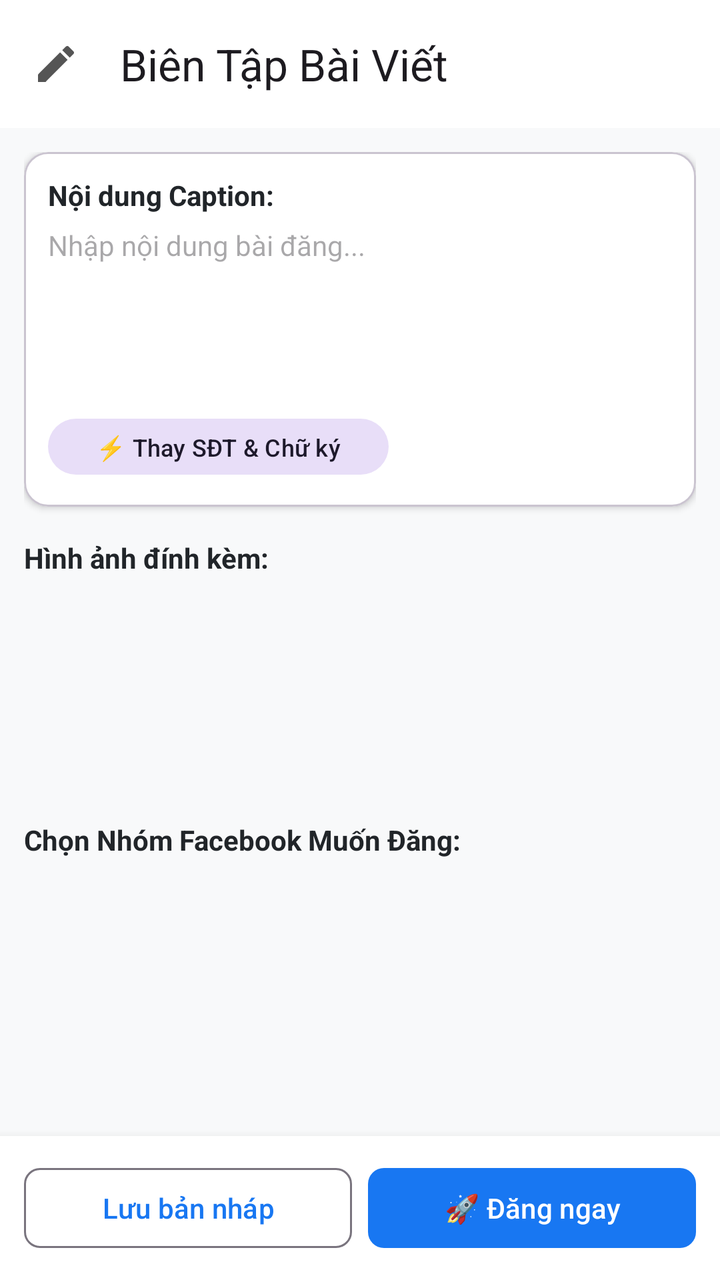
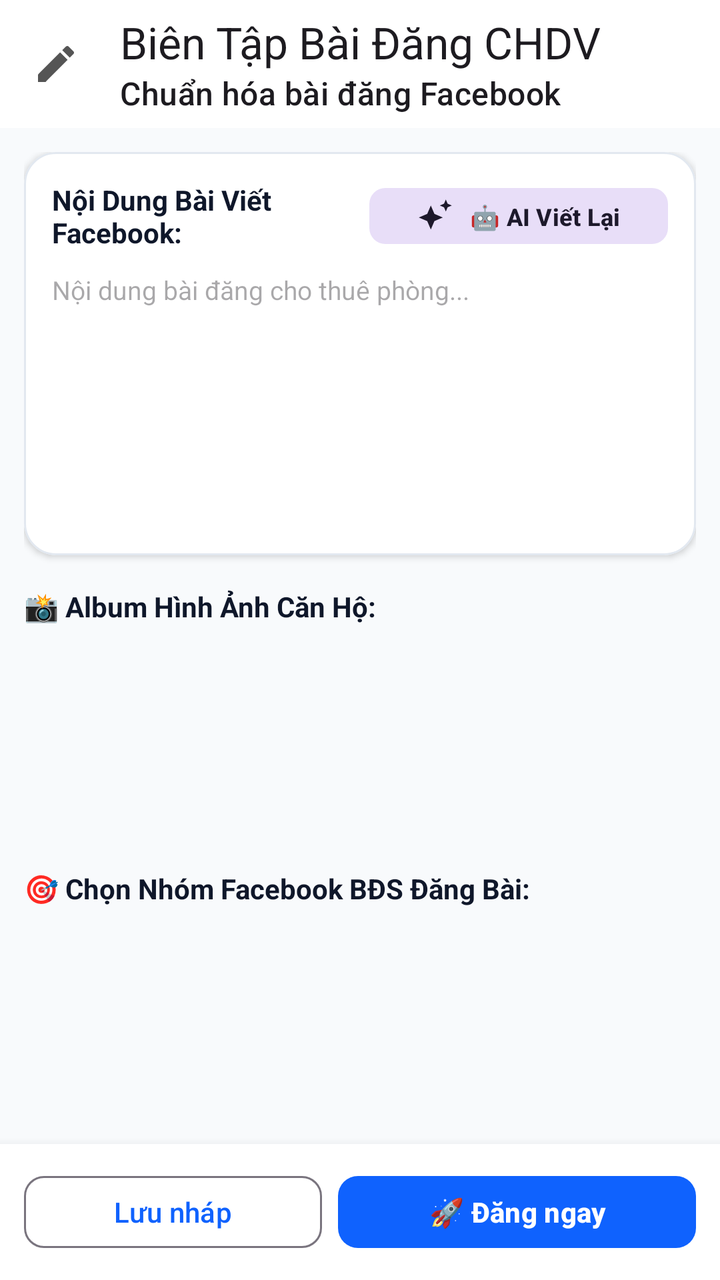

Compare the two renders of this Android layout. The source of the first and the diff that turns it into the second are given below.
<!-- AndroidManifest.xml: application theme Theme.Z2FBPostManager -->
<!-- res/layout/activity_post_editor.xml -->
<?xml version="1.0" encoding="utf-8"?>
<LinearLayout 
    xmlns:android="http://schemas.android.com/apk/res/android"
    xmlns:app="http://schemas.android.com/apk/res-auto"
    android:layout_width="match_parent"
    android:layout_height="match_parent"
    android:orientation="vertical"
    android:background="@color/background">

    <com.google.android.material.appbar.MaterialToolbar
        android:id="@+id/toolbar_editor"
        android:layout_width="match_parent"
        android:layout_height="?attr/actionBarSize"
        android:background="@color/surface"
        app:title="Biên Tập Bài Viết"
        app:navigationIcon="@drawable/ic_edit" />

    <ScrollView
        android:layout_width="match_parent"
        android:layout_height="0dp"
        android:layout_weight="1"
        android:padding="12dp">

        <LinearLayout
            android:layout_width="match_parent"
            android:layout_height="wrap_content"
            android:orientation="vertical">

            
            <com.google.android.material.card.MaterialCardView
                android:layout_width="match_parent"
                android:layout_height="wrap_content"
                app:cardCornerRadius="12dp"
                app:cardElevation="2dp"
                app:cardBackgroundColor="@color/surface">

                <LinearLayout
                    android:layout_width="match_parent"
                    android:layout_height="wrap_content"
                    android:orientation="vertical"
                    android:padding="12dp">

                    <TextView
                        android:layout_width="wrap_content"
                        android:layout_height="wrap_content"
                        android:text="Nội dung Caption:"
                        android:textStyle="bold"
                        android:textSize="14sp"
                        android:textColor="@color/text_primary" />

                    <EditText
                        android:id="@+id/et_caption"
                        android:layout_width="match_parent"
                        android:layout_height="wrap_content"
                        android:layout_marginTop="6dp"
                        android:minLines="5"
                        android:gravity="top"
                        android:background="@null"
                        android:hint="Nhập nội dung bài đăng..."
                        android:textSize="14sp"
                        android:textColor="@color/text_primary" />

                    <LinearLayout
                        android:layout_width="match_parent"
                        android:layout_height="wrap_content"
                        android:orientation="horizontal"
                        android:layout_marginTop="8dp">

                        <com.google.android.material.button.MaterialButton
                            android:id="@+id/btn_apply_rules"
                            android:layout_width="wrap_content"
                            android:layout_height="36dp"
                            android:text="⚡ Thay SĐT &amp; Chữ ký"
                            android:textSize="12sp"
                            style="@style/Widget.Material3.Button.TonalButton" />
                    </LinearLayout>
                </LinearLayout>
            </com.google.android.material.card.MaterialCardView>

            
            <TextView
                android:layout_width="wrap_content"
                android:layout_height="wrap_content"
                android:layout_marginTop="16dp"
                android:layout_marginBottom="6dp"
                android:text="Hình ảnh đính kèm:"
                android:textStyle="bold"
                android:textSize="14sp"
                android:textColor="@color/text_primary" />

            <androidx.recyclerview.widget.RecyclerView
                android:id="@+id/rv_editor_images"
                android:layout_width="match_parent"
                android:layout_height="100dp"
                android:orientation="horizontal" />

            
            <TextView
                android:layout_width="wrap_content"
                android:layout_height="wrap_content"
                android:layout_marginTop="16dp"
                android:layout_marginBottom="6dp"
                android:text="Chọn Nhóm Facebook Muốn Đăng:"
                android:textStyle="bold"
                android:textSize="14sp"
                android:textColor="@color/text_primary" />

            <androidx.recyclerview.widget.RecyclerView
                android:id="@+id/rv_editor_groups"
                android:layout_width="match_parent"
                android:layout_height="wrap_content"
                android:nestedScrollingEnabled="false" />

        </LinearLayout>
    </ScrollView>

    
    <LinearLayout
        android:layout_width="match_parent"
        android:layout_height="wrap_content"
        android:orientation="horizontal"
        android:padding="12dp"
        android:background="@color/surface"
        android:elevation="8dp">

        <com.google.android.material.button.MaterialButton
            android:id="@+id/btn_editor_save_draft"
            android:layout_width="0dp"
            android:layout_height="wrap_content"
            android:layout_weight="1"
            android:text="Lưu bản nháp"
            style="@style/Widget.Material3.Button.OutlinedButton"
            app:cornerRadius="8dp" />

        <com.google.android.material.button.MaterialButton
            android:id="@+id/btn_editor_post_now"
            android:layout_width="0dp"
            android:layout_height="wrap_content"
            android:layout_weight="1"
            android:layout_marginStart="8dp"
            android:text="🚀 Đăng ngay"
            app:backgroundTint="@color/primary"
            app:cornerRadius="8dp" />
    </LinearLayout>

</LinearLayout>
<!-- resources referenced by this layout -->
<resources>
  <color name="background">#F8F9FA</color>
  <color name="primary">#1877F2</color>
  <color name="surface">#FFFFFF</color>
  <color name="text_primary">#212529</color>
  <!-- drawable ic_edit (drawable) -->
  <vector xmlns:android="http://schemas.android.com/apk/res/android"
      android:width="24dp"
      android:height="24dp"
      android:viewportWidth="24"
      android:viewportHeight="24">
    <path
        android:fillColor="#555555"
        android:pathData="M3,17.25V21h3.75L17.81,9.94l-3.75,-3.75L3,17.25zM20.71,7.04c0.39,-0.39 0.39,-1.02 0,-1.41l-2.34,-2.34c-0.39,-0.39 -1.02,-0.39 -1.41,0l-1.83,1.83 3.75,3.75 1.83,-1.83z"/>
  </vector>
  <style name="Theme.Z2FBPostManager" parent="Theme.Material3.DayNight.NoActionBar">
          
          <item name="colorPrimary">@color/primary</item>
          <item name="colorOnPrimary">@color/on_primary</item>
          <item name="colorSecondary">@color/secondary</item>
          <item name="android:statusBarColor">@color/surface</item>
          <item name="android:windowLightStatusBar">true</item>
          <item name="android:navigationBarColor">@color/surface</item>
      </style>
  <color name="on_primary">#FFFFFF</color>
  <color name="secondary">#0068FF</color>
</resources>

<!-- the commit's change to res/layout/activity_post_editor.xml (unified diff, before → after) -->
@@ -12,7 +12,8 @@
         android:layout_width="match_parent"
         android:layout_height="?attr/actionBarSize"
         android:background="@color/surface"
-        app:title="Biên Tập Bài Viết"
+        app:title="Biên Tập Bài Đăng CHDV"
+        app:subtitle="Chuẩn hóa bài đăng Facebook"
         app:navigationIcon="@drawable/ic_edit" />
 
     <ScrollView
@@ -30,50 +31,58 @@
             <com.google.android.material.card.MaterialCardView
                 android:layout_width="match_parent"
                 android:layout_height="wrap_content"
-                app:cardCornerRadius="12dp"
+                app:cardCornerRadius="16dp"
                 app:cardElevation="2dp"
+                app:strokeWidth="1dp"
+                app:strokeColor="@color/divider"
                 app:cardBackgroundColor="@color/surface">
 
                 <LinearLayout
                     android:layout_width="match_parent"
                     android:layout_height="wrap_content"
                     android:orientation="vertical"
-                    android:padding="12dp">
+                    android:padding="14dp">
 
-                    <TextView
-                        android:layout_width="wrap_content"
+                    <LinearLayout
+                        android:layout_width="match_parent"
                         android:layout_height="wrap_content"
-                        android:text="Nội dung Caption:"
-                        android:textStyle="bold"
-                        android:textSize="14sp"
-                        android:textColor="@color/text_primary" />
+                        android:orientation="horizontal"
+                        android:gravity="center_vertical">
+
+                        <TextView
+                            android:layout_width="0dp"
+                            android:layout_height="wrap_content"
+                            android:layout_weight="1"
+                            android:text="Nội Dung Bài Viết Facebook:"
+                            android:textStyle="bold"
+                            android:textSize="14sp"
+                            android:textColor="@color/text_primary" />
+
+                        <com.google.android.material.button.MaterialButton
+                            android:id="@+id/btn_apply_rules"
+                            android:layout_width="wrap_content"
+                            android:layout_height="36dp"
+                            android:text="🤖 AI Viết Lại"
+                            android:textSize="12sp"
+                            android:textStyle="bold"
+                            app:icon="@drawable/ic_sparkle"
+                            app:cornerRadius="8dp"
+                            style="@style/Widget.Material3.Button.TonalButton" />
+                    </LinearLayout>
 
                     <EditText
                         android:id="@+id/et_caption"
                         android:layout_width="match_parent"
                         android:layout_height="wrap_content"
-                        android:layout_marginTop="6dp"
-                        android:minLines="5"
+                        android:layout_marginTop="10dp"
+                        android:minLines="7"
                         android:gravity="top"
                         android:background="@null"
-                        android:hint="Nhập nội dung bài đăng..."
-                        android:textSize="14sp"
+                        android:hint="Nội dung bài đăng cho thuê phòng..."
+                        android:textSize="13sp"
+                        android:lineSpacingMultiplier="1.2"
                         android:textColor="@color/text_primary" />
 
-                    <LinearLayout
-                        android:layout_width="match_parent"
-                        android:layout_height="wrap_content"
-                        android:orientation="horizontal"
-                        android:layout_marginTop="8dp">
-
-                        <com.google.android.material.button.MaterialButton
-                            android:id="@+id/btn_apply_rules"
-                            android:layout_width="wrap_content"
-                            android:layout_height="36dp"
-                            android:text="⚡ Thay SĐT &amp; Chữ ký"
-                            android:textSize="12sp"
-                            style="@style/Widget.Material3.Button.TonalButton" />
-                    </LinearLayout>
                 </LinearLayout>
             </com.google.android.material.card.MaterialCardView>
 
@@ -83,7 +92,7 @@
                 android:layout_height="wrap_content"
                 android:layout_marginTop="16dp"
                 android:layout_marginBottom="6dp"
-                android:text="Hình ảnh đính kèm:"
+                android:text="📸 Album Hình Ảnh Căn Hộ:"
                 android:textStyle="bold"
                 android:textSize="14sp"
                 android:textColor="@color/text_primary" />
@@ -100,7 +109,7 @@
                 android:layout_height="wrap_content"
                 android:layout_marginTop="16dp"
                 android:layout_marginBottom="6dp"
-                android:text="Chọn Nhóm Facebook Muốn Đăng:"
+                android:text="🎯 Chọn Nhóm Facebook BĐS Đăng Bài:"
                 android:textStyle="bold"
                 android:textSize="14sp"
                 android:textColor="@color/text_primary" />
@@ -126,21 +135,22 @@
         <com.google.android.material.button.MaterialButton
             android:id="@+id/btn_editor_save_draft"
             android:layout_width="0dp"
-            android:layout_height="wrap_content"
+            android:layout_height="44dp"
             android:layout_weight="1"
-            android:text="Lưu bản nháp"
+            android:text="Lưu nháp"
             style="@style/Widget.Material3.Button.OutlinedButton"
-            app:cornerRadius="8dp" />
+            app:cornerRadius="10dp" />
 
         <com.google.android.material.button.MaterialButton
             android:id="@+id/btn_editor_post_now"
             android:layout_width="0dp"
-            android:layout_height="wrap_content"
-            android:layout_weight="1"
+            android:layout_height="44dp"
+            android:layout_weight="1.2"
             android:layout_marginStart="8dp"
             android:text="🚀 Đăng ngay"
+            android:textStyle="bold"
             app:backgroundTint="@color/primary"
-            app:cornerRadius="8dp" />
+            app:cornerRadius="10dp" />
     </LinearLayout>
 
 </LinearLayout>
<!-- resource entries referenced after the edit -->
@@ -1,9 +1,10 @@
 <!-- resources referenced by this layout -->
 <resources>
-  <color name="background">#F8F9FA</color>
-  <color name="primary">#1877F2</color>
+  <color name="background">#F8FAFC</color>
+  <color name="divider">#E2E8F0</color>
+  <color name="primary">#0F62FE</color>
   <color name="surface">#FFFFFF</color>
-  <color name="text_primary">#212529</color>
+  <color name="text_primary">#0F172A</color>
   <!-- drawable ic_edit (drawable) -->
   <vector xmlns:android="http://schemas.android.com/apk/res/android"
       android:width="24dp"
@@ -14,6 +15,16 @@
         android:fillColor="#555555"
         android:pathData="M3,17.25V21h3.75L17.81,9.94l-3.75,-3.75L3,17.25zM20.71,7.04c0.39,-0.39 0.39,-1.02 0,-1.41l-2.34,-2.34c-0.39,-0.39 -1.02,-0.39 -1.41,0l-1.83,1.83 3.75,3.75 1.83,-1.83z"/>
   </vector>
+  <!-- drawable ic_sparkle (drawable) -->
+  <vector xmlns:android="http://schemas.android.com/apk/res/android"
+      android:width="24dp"
+      android:height="24dp"
+      android:viewportWidth="24"
+      android:viewportHeight="24">
+    <path
+        android:fillColor="@color/price_tag"
+        android:pathData="M9,21l-2.4,-5.6L1,13l5.6,-2.4L9,5l2.4,5.6L17,13l-5.6,2.4L9,21zM19,9l-1.2,-2.8L15,5l2.8,-1.2L19,1l1.2,2.8L23,5l-2.8,1.2L19,9z"/>
+  </vector>
   <style name="Theme.Z2FBPostManager" parent="Theme.Material3.DayNight.NoActionBar">
           
           <item name="colorPrimary">@color/primary</item>
@@ -23,7 +34,8 @@
           <item name="android:windowLightStatusBar">true</item>
           <item name="android:navigationBarColor">@color/surface</item>
       </style>
+  <color name="price_tag">#D97706</color>
   <color name="on_primary">#FFFFFF</color>
-  <color name="secondary">#0068FF</color>
+  <color name="secondary">#0D9488</color>
 </resources>
 
